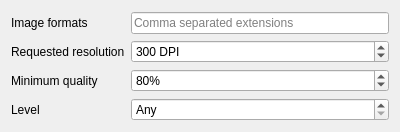
Qt form imagevalwidget.ui (Kuszki/K-Tree-Tools) before a commit.
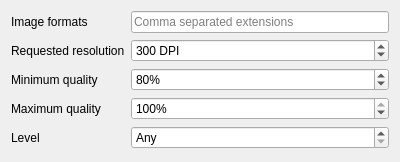
The same form after that commit. Icons and pictures are not drawn.

```diff
--- a/imagevalwidget.ui
+++ b/imagevalwidget.ui
@@ -7,7 +7,7 @@
     <x>0</x>
     <y>0</y>
     <width>400</width>
-    <height>132</height>
+    <height>162</height>
    </rect>
   </property>
   <property name="windowTitle">
@@ -28,7 +28,7 @@
     <set>Qt::AlignLeading|Qt::AlignLeft|Qt::AlignVCenter</set>
    </property>
    <property name="formAlignment">
-    <set>Qt::AlignLeading|Qt::AlignLeft|Qt::AlignVCenter</set>
+    <set>Qt::AlignLeading|Qt::AlignLeft|Qt::AlignTop</set>
    </property>
    <item row="0" column="0">
     <widget class="QLabel" name="extLabel">
@@ -52,11 +52,14 @@
    </item>
    <item row="1" column="1">
     <widget class="QSpinBox" name="dpiSpin">
+     <property name="specialValueText">
+      <string>Any</string>
+     </property>
      <property name="suffix">
       <string notr="true"> DPI</string>
      </property>
      <property name="minimum">
-      <number>50</number>
+      <number>0</number>
      </property>
      <property name="maximum">
       <number>3600</number>
@@ -82,7 +85,7 @@
       <string notr="true">%</string>
      </property>
      <property name="minimum">
-      <number>1</number>
+      <number>0</number>
      </property>
      <property name="maximum">
       <number>100</number>
@@ -92,7 +95,7 @@
      </property>
     </widget>
    </item>
-   <item row="3" column="0">
+   <item row="4" column="0">
     <widget class="QLabel" name="levelLabel">
      <property name="text">
       <string>Level</string>
@@ -102,7 +105,7 @@
      </property>
     </widget>
    </item>
-   <item row="3" column="1">
+   <item row="4" column="1">
     <widget class="QSpinBox" name="levelSpin">
      <property name="specialValueText">
       <string>Any</string>
@@ -125,6 +128,29 @@
      </property>
     </widget>
    </item>
+   <item row="3" column="0">
+    <widget class="QLabel" name="maxqualLabel">
+     <property name="text">
+      <string>Maximum quality</string>
+     </property>
+    </widget>
+   </item>
+   <item row="3" column="1">
+    <widget class="QSpinBox" name="maxqualSpin">
+     <property name="suffix">
+      <string>%</string>
+     </property>
+     <property name="minimum">
+      <number>80</number>
+     </property>
+     <property name="maximum">
+      <number>100</number>
+     </property>
+     <property name="value">
+      <number>100</number>
+     </property>
+    </widget>
+   </item>
   </layout>
  </widget>
  <tabstops>
```
Left out of the diff: 10 changed lines with no effect on the pictures.
